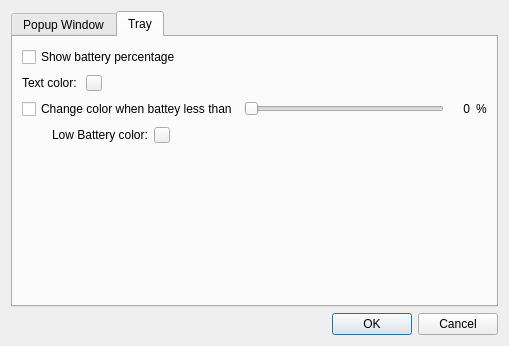
fhill122/brightnessSlider, file ui/settingwindow.ui: the form before one commit.
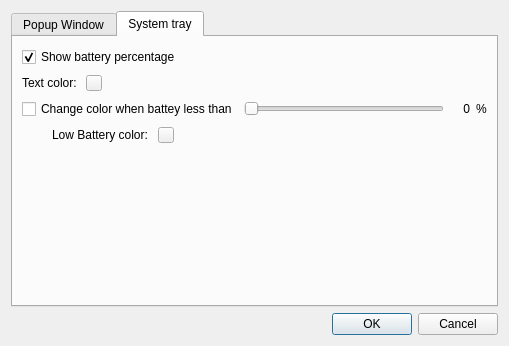
The form after the commit. The open tabs and pages were chosen to show the change.

Patch:
```diff
--- a/ui/settingwindow.ui
+++ b/ui/settingwindow.ui
@@ -221,7 +221,7 @@
      </widget>
      <widget class="QWidget" name="tray">
       <attribute name="title">
-       <string>Tray</string>
+       <string>System tray</string>
       </attribute>
       <layout class="QVBoxLayout" name="verticalLayout_3">
        <property name="spacing">
@@ -239,7 +239,7 @@
           <string>Show battery percentage</string>
          </property>
          <property name="checked">
-          <bool>false</bool>
+          <bool>true</bool>
          </property>
         </widget>
        </item>
@@ -372,7 +372,7 @@
          <item>
           <widget class="QLabel" name="label_3">
            <property name="text">
-            <string>&lt;html&gt;&lt;head/&gt;&lt;body&gt;&lt;p&gt;     Low Battery color:&lt;/p&gt;&lt;/body&gt;&lt;/html&gt;</string>
+            <string>Low Battery color: </string>
            </property>
           </widget>
          </item>
```
Left out of the diff: 208 changed lines with no effect on the pictures.
